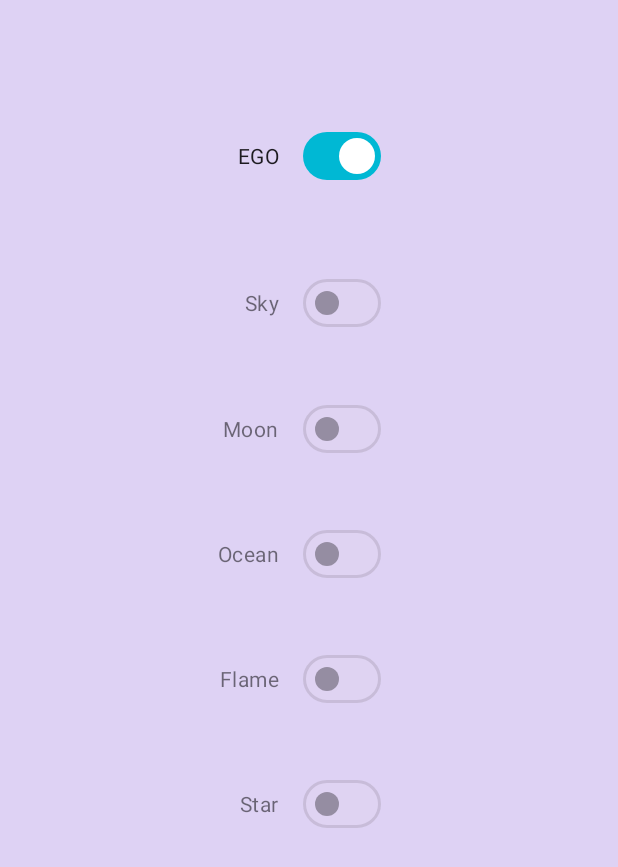
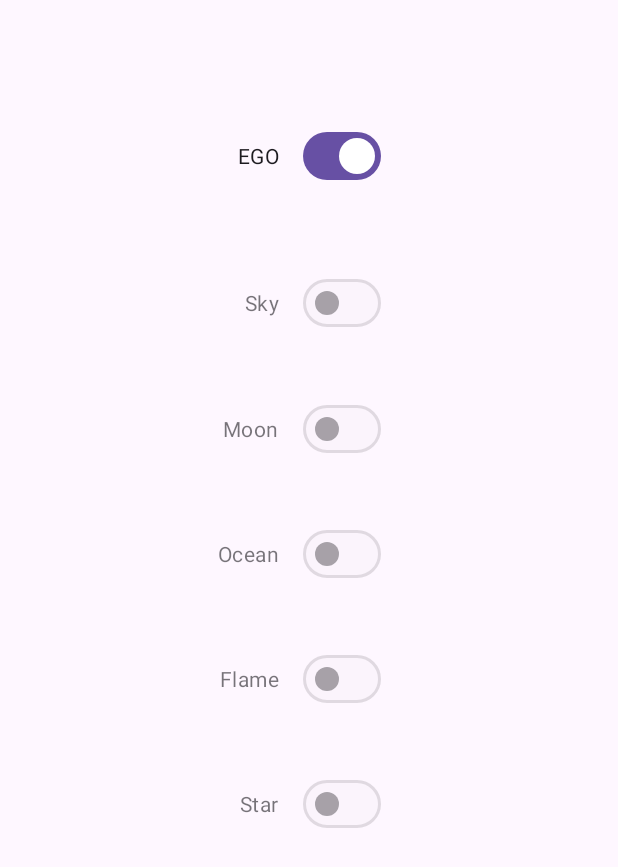
Before and after one commit to busramacak/FirstWeekProject, an Android app: the screen it shows after launch (MainActivity), on a phone screen of 412 x 824 dp. Shown: the top 867 px of the screen. Run offline under Robolectric (Android 15) with nearby library versions, the light colour scheme and no system bars; our stand-ins replace navigation-ui.

Commit message:
set design

```diff
--- a/app/src/main/res/layout/activity_main.xml
+++ b/app/src/main/res/layout/activity_main.xml
@@ -26,7 +26,7 @@
         app:layout_constraintBottom_toBottomOf="parent"
         app:layout_constraintEnd_toEndOf="parent"
         app:menu="@menu/main_menu"
-        android:background="#B9AAD5"
+        android:background="#D7C8FB"
         app:labelVisibilityMode="selected"
         app:layout_constraintStart_toStartOf="parent" />
 
--- a/app/src/main/res/layout/fragment_switch.xml
+++ b/app/src/main/res/layout/fragment_switch.xml
@@ -4,7 +4,6 @@
     xmlns:tools="http://schemas.android.com/tools"
     android:layout_width="match_parent"
     android:layout_height="match_parent"
-    android:background="#DED2F4"
     tools:context=".ui.SwitchFragment">
 
     <com.google.android.material.materialswitch.MaterialSwitch
--- a/app/src/main/res/values/themes.xml
+++ b/app/src/main/res/values/themes.xml
@@ -2,8 +2,6 @@
     <!-- Base application theme. -->
     <style name="Base.Theme.FirstWeekProject" parent="Theme.Material3.DayNight.NoActionBar">
 
-        <item name="colorPrimary">#00B8D4</item>
-        <item name="colorSurfaceVariant">#0097A7</item>
     </style>
 
     <style name="Theme.FirstWeekProject" parent="Base.Theme.FirstWeekProject" />
```
Also changed, not shown: app/src/main/res/layout/fragment_ocean.xml (line endings or trailing spaces).
